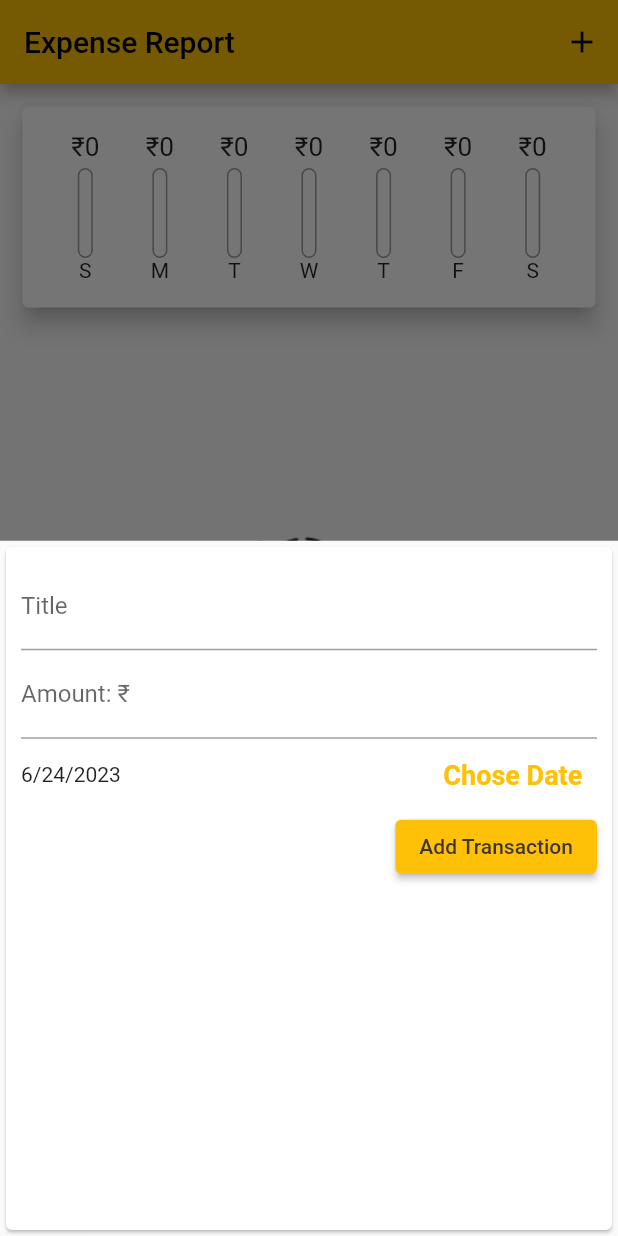
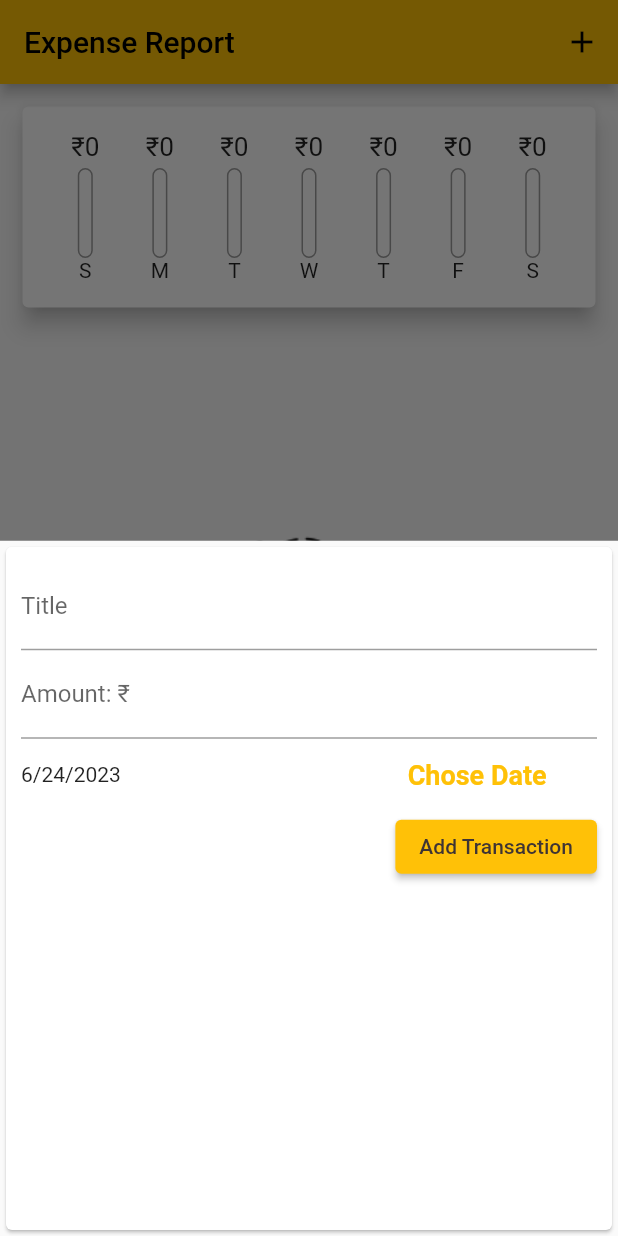
Before and after one commit to Shaikhshake/playground, a Flutter app: the screen it shows after launch, after a tap on the "add" icon, on a phone screen of 412 x 824 dp. Run offline on Flutter 3.47's test engine with Material 2 defaults, Android fonts, the phone set to English and light mode, and no system bars.

```diff
--- a/expense_app/lib/widgets/new_transaction.dart
+++ b/expense_app/lib/widgets/new_transaction.dart
@@ -57,7 +57,7 @@ class _NewTransactionState extends State<NewTransaction> {
               Text(_selectedDate == null
                   ? "No Date Chosen!"
                   : DateFormat.yMd().format(_selectedDate)),
-              SizedBox(width: 207,),
+              SizedBox(width: 183.2,),
               TextButton(
                   onPressed: _presentDatePicker,
                   child: Text(
```
